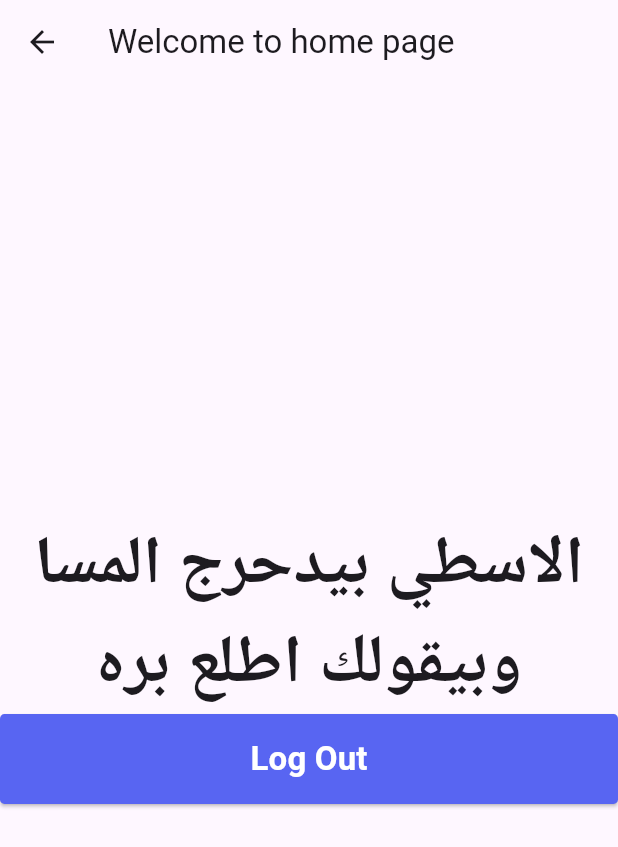
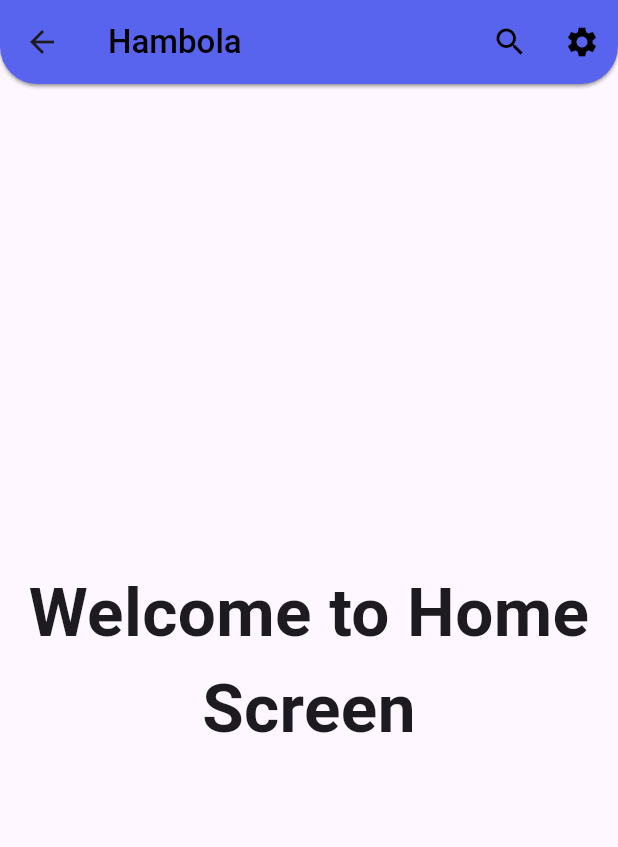
Before and after one commit to MAHMOUDELSAYED69/Chat-Stream, a Flutter app: the HomeScreen screen opened by its route, on a phone screen of 412 x 824 dp. Shown: the top 847 px of the screen. Run offline on Flutter 3.47's test engine with Material 3 defaults, Android fonts, the phone set to English and light mode, and no system bars; our stand-ins replace bloc, firebase_auth, firebase_core, flutter_bloc, google_sign_in, modal_progress_hud_nsn; accounts and stored records are empty.

Commit message:
refactor = firebase functions, build setting screen and setting button.

```diff
--- a/lib/core/constant/color.dart
+++ b/lib/core/constant/color.dart
@@ -8,4 +8,5 @@ class MyColors {
   static const lightBlue = Color(0xff00A8FC);
   static const white = Color(0xffFFFFFF);
   static const red = Colors.red;
+  static const black = Colors.black;
 }
--- a/lib/view/app/matrial.dart
+++ b/lib/view/app/matrial.dart
@@ -1,12 +1,12 @@
 import 'package:flutter/material.dart';
 import 'package:flutter_bloc/flutter_bloc.dart';
-import '../../logic/auth/google_cubit/google_sign_in_cubit.dart';
 import '../../logic/auth/login_cubit/login_cubit.dart';
 import '../../logic/auth/register_cubit/register_cubit.dart';
 import '../screen/forget_password.dart';
 import '../screen/home.dart';
 import '../screen/login.dart';
 import '../screen/register.dart';
+import '../screen/setting.dart';
 import '../screen/splash.dart';
 
 class MyApp extends StatelessWidget {
@@ -32,6 +32,7 @@ class MyApp extends StatelessWidget {
           "/register": (context) => const RegisterScreen(),
           "/home": (context) => const HomeScreen(),
           "/forget": (context) => const ForgetPassword(),
+          "/setting": (context) => const SettingScreen(),
         },
       ),
     );
--- a/lib/view/screen/home.dart
+++ b/lib/view/screen/home.dart
@@ -1,6 +1,6 @@
-import 'package:firebase_auth/firebase_auth.dart';
 import 'package:flutter/material.dart';
-import 'package:hambolah_chat_app/view/widget/custom_button.dart';
+
+import '../../core/constant/color.dart';
 
 class HomeScreen extends StatefulWidget {
   const HomeScreen({super.key});
@@ -10,33 +10,46 @@ class HomeScreen extends StatefulWidget {
 }
 
 class _HomeScreenState extends State<HomeScreen> {
-  Future<void> logOut() async {
-    await FirebaseAuth.instance.signOut();
-  }
-
   @override
   Widget build(BuildContext context) {
     return Scaffold(
       appBar: AppBar(
-        title: const Text("Welcome to home page"),
+        elevation: BorderSide.strokeAlignOutside,
+        backgroundColor: MyColors.purple,
+        shadowColor: MyColors.darkGrey,
+        shape: const RoundedRectangleBorder(
+            borderRadius: BorderRadius.only(
+                bottomLeft: Radius.circular(25),
+                bottomRight: Radius.circular(25))),
+        title: const Text("Hambola",
+            style:
+                TextStyle(fontWeight: FontWeight.w500, color: MyColors.black)),
+        actions: [
+          IconButton(
+              onPressed: () {},
+              icon: const Icon(
+                Icons.search,
+                color: MyColors.black,
+              )),
+          IconButton(
+              onPressed: () {
+                Navigator.pushNamed(context, "/setting");
+              },
+              icon: const Icon(
+                Icons.settings,
+                color: MyColors.black,
+              )),
+        ],
       ),
-      body: Center(
+      body: const Center(
         child: Column(
           mainAxisAlignment: MainAxisAlignment.center,
           children: [
-            const Text(
-              "الاسطي بيدحرج المسا وبيقولك اطلع بره",
+            Text(
+              "Welcome to Home Screen",
               style: TextStyle(fontSize: 45, fontWeight: FontWeight.bold),
               textAlign: TextAlign.center,
             ),
-            CustomButton(
-              title: "Log Out",
-              onPressed: () {
-                logOut();
-                Navigator.pushNamedAndRemoveUntil(
-                    context, "/login", (route) => false);
-              },
-            )
           ],
         ),
       ),
--- a/lib/view/screen/login.dart
+++ b/lib/view/screen/login.dart
@@ -1,5 +1,3 @@
-
-
 import 'package:firebase_auth/firebase_auth.dart';
 import 'package:flutter/material.dart';
 import 'package:flutter_bloc/flutter_bloc.dart';
```
Also changed, not shown: lib/firebase/functions.dart (added, +13 -0 lines), lib/view/screen/forget_password.dart (+2 -8 lines), lib/view/screen/setting.dart (added, +119 -0 lines), lib/view/widget/setting_button.dart (added, +41 -0 lines).
